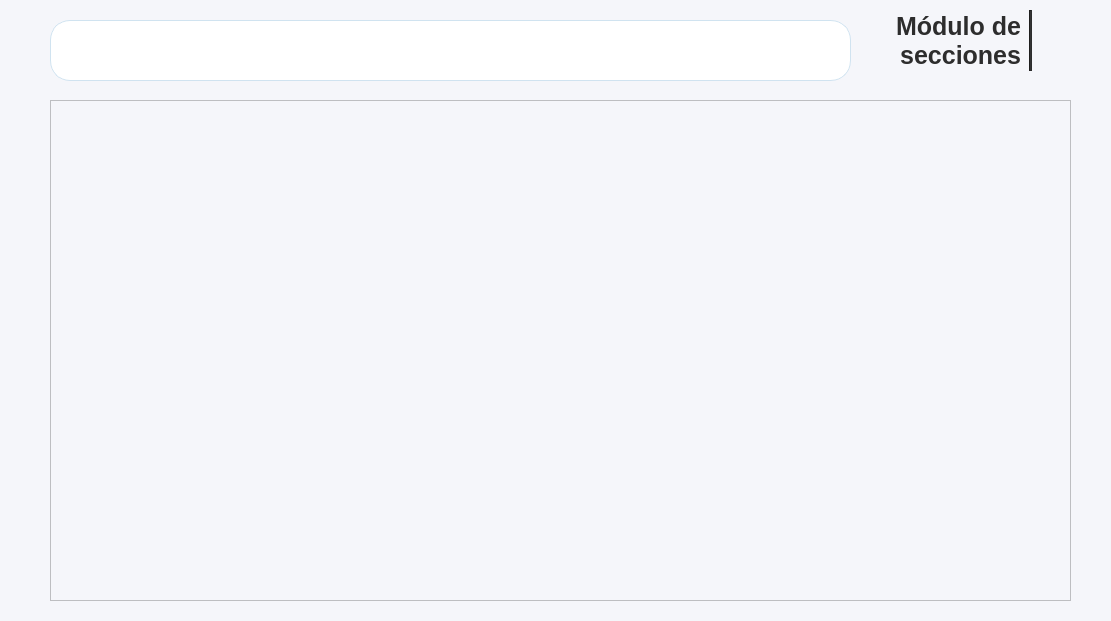
Above: resources/ui/secciones.ui from Proyecto-Uptjaa/Proyecto_SIRA before the change. Below: the same form after it.
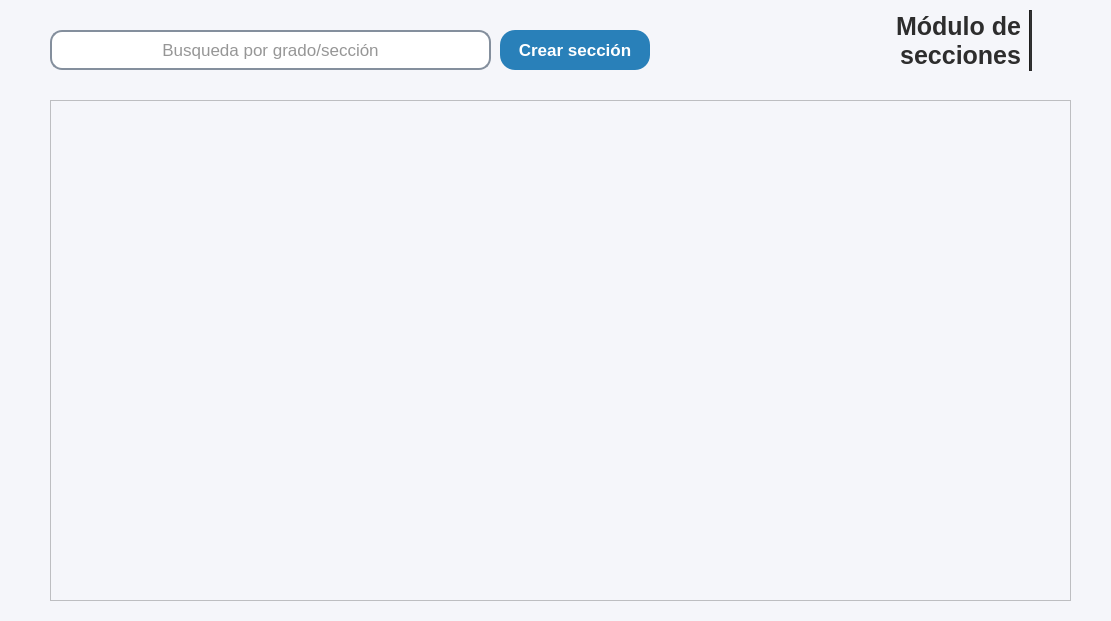
That is the form after the change. Icons and pictures are not drawn.

Commit message: Interfaz para modulo de secciones

Diff of the .ui file:
```diff
--- a/resources/ui/secciones.ui
+++ b/resources/ui/secciones.ui
@@ -172,43 +172,120 @@
     </layout>
    </widget>
   </widget>
-  <widget class="QFrame" name="frRepresentantes_home_2">
+  <widget class="QLineEdit" name="lneBuscar_seccion">
    <property name="geometry">
     <rect>
      <x>50</x>
-     <y>20</y>
-     <width>801</width>
-     <height>61</height>
+     <y>30</y>
+     <width>441</width>
+     <height>40</height>
     </rect>
    </property>
    <property name="minimumSize">
     <size>
-     <width>230</width>
-     <height>61</height>
+     <width>200</width>
+     <height>40</height>
     </size>
    </property>
    <property name="maximumSize">
     <size>
-     <width>1000</width>
-     <height>61</height>
+     <width>541</width>
+     <height>40</height>
     </size>
    </property>
+   <property name="font">
+    <font>
+     <family>Segoe UI</family>
+     <pointsize>13</pointsize>
+    </font>
+   </property>
+   <property name="focusPolicy">
+    <enum>Qt::FocusPolicy::ClickFocus</enum>
+   </property>
    <property name="styleSheet">
-    <string notr="true">QFrame {
-    background-color: #FFFFFF;
-    border: 1.2px solid #D0E3F0;
-    border-radius: 20px;
+    <string notr="true">QLineEdit {
+    border: 2px solid #848f9d;
+	color: #2d2d2d;
+    border-radius: 12px;
+    padding: 1px 9px;
+    background-color: white;
+}</string>
+   </property>
+   <property name="alignment">
+    <set>Qt::AlignmentFlag::AlignCenter</set>
+   </property>
+   <property name="placeholderText">
+    <string>Busqueda por grado/sección</string>
+   </property>
+   <property name="clearButtonEnabled">
+    <bool>true</bool>
+   </property>
+  </widget>
+  <widget class="QPushButton" name="btnCrear_seccion">
+   <property name="geometry">
+    <rect>
+     <x>500</x>
+     <y>30</y>
+     <width>150</width>
+     <height>40</height>
+    </rect>
+   </property>
+   <property name="sizePolicy">
+    <sizepolicy hsizetype="Minimum" vsizetype="Fixed">
+     <horstretch>0</horstretch>
+     <verstretch>0</verstretch>
+    </sizepolicy>
+   </property>
+   <property name="minimumSize">
+    <size>
+     <width>120</width>
+     <height>40</height>
+    </size>
+   </property>
+   <property name="maximumSize">
+    <size>
+     <width>150</width>
+     <height>40</height>
+    </size>
+   </property>
+   <property name="font">
+    <font>
+     <family>Segoe UI</family>
+     <pointsize>13</pointsize>
+     <bold>true</bold>
+    </font>
+   </property>
+   <property name="cursor">
+    <cursorShape>PointingHandCursor</cursorShape>
+   </property>
+   <property name="layoutDirection">
+    <enum>Qt::LayoutDirection::LeftToRight</enum>
+   </property>
+   <property name="styleSheet">
+    <string notr="true">QPushButton {
+  
+	background-color: #2980b9;
+    color: #FFFFFF;
+    border: none;
+    padding: 8px 10px;
+    border-radius: 15px;
 }
-QLabel{
-	border: transparent;
-	color: #0B1321;
+QPushButton:hover {
+	background-color: #0D47A1
 }</string>
    </property>
-   <property name="frameShape">
-    <enum>QFrame::Shape::StyledPanel</enum>
+   <property name="text">
+    <string>Crear sección</string>
    </property>
-   <property name="frameShadow">
-    <enum>QFrame::Shadow::Raised</enum>
+   <property name="icon">
+    <iconset resource="../icons/resources_ui.qrc">
+     <normaloff>:/icons/nuevo_w.png</normaloff>:/icons/nuevo_w.png</iconset>
+   </property>
+   <property name="iconSize">
+    <size>
+     <width>18</width>
+     <height>18</height>
+    </size>
    </property>
   </widget>
  </widget>
```
The commit also changes 2 other files.
